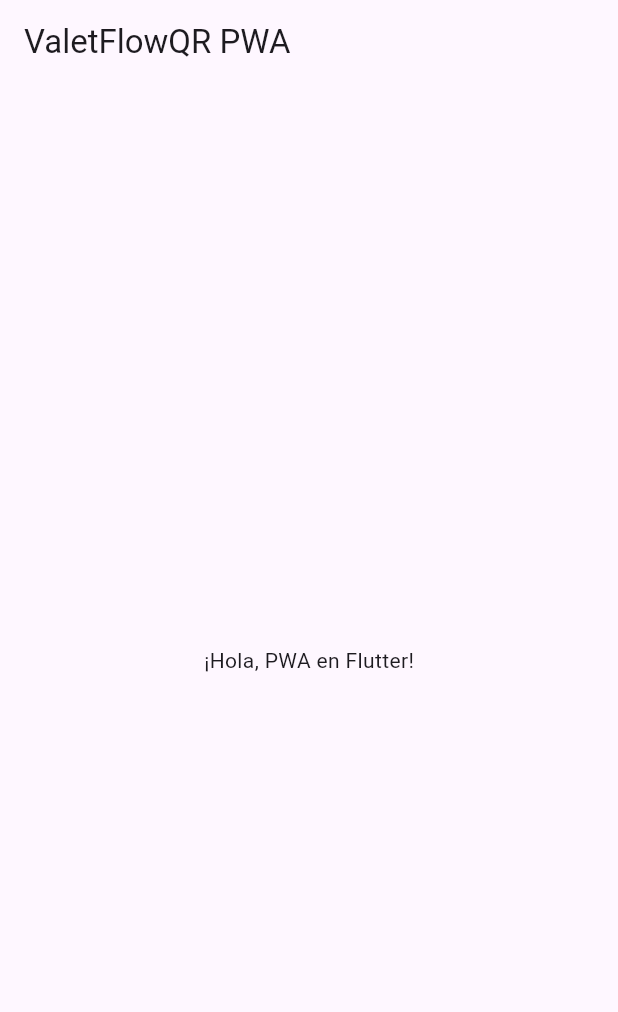
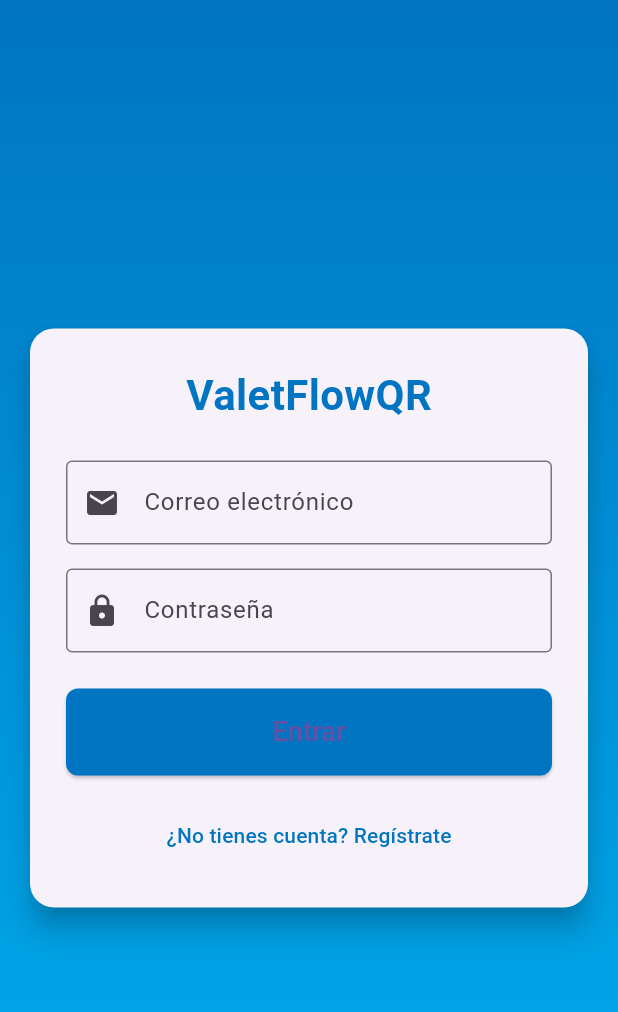
Before and after one commit to ValetFlowQR/valetFlowQR, a Flutter app: the screen it shows after launch, on a phone screen of 412 x 824 dp. Shown: the top 1012 px of the screen. Run offline on Flutter 3.47's test engine with Material 3 defaults, Android fonts, the phone set to English and light mode, and no system bars; our stand-ins replace cloud_firestore, firebase_auth, firebase_core; accounts and stored records are empty.

Commit message:
feat(pwa): diseño y funcionalidad inicial de ValetFlowQR - Pantalla de login con validación de errores - Pantalla de registro - Home con recuadros estilizados y navegación - Preparación para service worker y PWA offline

```diff
--- a/apps/valet_pwa/lib/main.dart
+++ b/apps/valet_pwa/lib/main.dart
@@ -1,27 +1,38 @@
 import 'package:flutter/material.dart';
+import 'package:firebase_core/firebase_core.dart';
+import 'firebase_options.dart';
+import 'screens/login_screen.dart';
+import 'screens/register_screen.dart';
+import 'screens/home_screen.dart';
+import 'screens/request_valet_screen.dart';
+import 'screens/service_status_screen.dart';
+import 'screens/history_screen.dart';
+import 'screens/settings_screen.dart';
 
-void main() {
-  runApp(const MyApp());
+void main() async {
+  WidgetsFlutterBinding.ensureInitialized();
+  await Firebase.initializeApp(
+    options: DefaultFirebaseOptions.currentPlatform,
+  );
+  runApp(ValetFlowQRApp());
 }
 
-class MyApp extends StatelessWidget {
-  const MyApp({super.key});
-
+class ValetFlowQRApp extends StatelessWidget {
   @override
   Widget build(BuildContext context) {
     return MaterialApp(
-      title: 'Valet PWA',
-      theme: ThemeData(
-        primarySwatch: Colors.blue,
-      ),
-      home: Scaffold(
-        appBar: AppBar(
-          title: const Text('ValetFlowQR PWA'),
-        ),
-        body: const Center(
-          child: Text('¡Hola, PWA en Flutter!'),
-        ),
-      ),
+      title: 'ValetFlowQR PWA',
+      theme: ThemeData(primarySwatch: Colors.blue),
+      initialRoute: '/login',
+      routes: {
+        '/login': (context) => LoginScreen(),
+        '/register': (context) => RegisterScreen(),
+        '/home': (context) => HomeScreen(),
+        '/request_valet': (context) => RequestValetScreen(),
+        '/service_status': (context) => ServiceStatusScreen(),
+        '/history': (context) => HistoryScreen(),
+        '/settings': (context) => SettingsScreen(),
+      },
     );
   }
 }
--- /dev/null
+++ b/apps/valet_pwa/lib/screens/login_screen.dart
@@ -0,0 +1,144 @@
+import 'package:flutter/material.dart';
+import 'package:firebase_auth/firebase_auth.dart';
+import '../services/auth_service.dart';
+
+class LoginScreen extends StatefulWidget {
+  const LoginScreen({super.key});
+
+  @override
+  State<LoginScreen> createState() => _LoginScreenState();
+}
+
+class _LoginScreenState extends State<LoginScreen> {
+  final _authService = AuthService();
+  final _emailController = TextEditingController();
+  final _passwordController = TextEditingController();
+  String _errorMessage = '';
+
+  Future<void> _login() async {
+    setState(() => _errorMessage = '');
+    try {
+      await _authService.login(
+        _emailController.text,
+        _passwordController.text,
+      );
+      if (mounted) {
+        Navigator.pushReplacementNamed(context, '/home');
+      }
+    } on FirebaseAuthException catch (e) {
+      if (e.code == 'user-not-found') {
+        setState(() => _errorMessage = 'No existe una cuenta con ese correo.');
+      } else if (e.code == 'wrong-password') {
+        setState(() => _errorMessage = 'Contraseña incorrecta.');
+      } else if (e.code == 'invalid-email') {
+        setState(() => _errorMessage = 'El correo no es válido.');
+      } else {
+        setState(() => _errorMessage = 'Error: ${e.message}');
+      }
+    } catch (e) {
+      setState(() => _errorMessage = 'Error inesperado: $e');
+    }
+  }
+
+  @override
+  Widget build(BuildContext context) {
+    return Scaffold(
+      body: Container(
+        decoration: const BoxDecoration(
+          gradient: LinearGradient(
+            colors: [Color(0xFF0175C2), Color(0xFF00AEEF)],
+            begin: Alignment.topCenter,
+            end: Alignment.bottomCenter,
+          ),
+        ),
+        child: Center(
+          child: SingleChildScrollView(
+            padding: const EdgeInsets.all(16.0),
+            child: ConstrainedBox(
+              constraints: const BoxConstraints(maxWidth: 400),
+              child: Card(
+                shape: RoundedRectangleBorder(
+                  borderRadius: BorderRadius.circular(16),
+                ),
+                elevation: 8,
+                child: Padding(
+                  padding: const EdgeInsets.all(24.0),
+                  child: Column(
+                    mainAxisSize: MainAxisSize.min,
+                    children: [
+                      const Text(
+                        'ValetFlowQR',
+                        style: TextStyle(
+                          fontSize: 28,
+                          fontWeight: FontWeight.bold,
+                          color: Color(0xFF0175C2),
+                        ),
+                      ),
+                      const SizedBox(height: 24),
+                      TextField(
+                        controller: _emailController,
+                        decoration: const InputDecoration(
+                          labelText: 'Correo electrónico',
+                          border: OutlineInputBorder(),
+                          prefixIcon: Icon(Icons.email),
+                        ),
+                      ),
+                      const SizedBox(height: 16),
+                      TextField(
+                        controller: _passwordController,
+                        decoration: const InputDecoration(
+                          labelText: 'Contraseña',
+                          border: OutlineInputBorder(),
+                          prefixIcon: Icon(Icons.lock),
+                        ),
+                        obscureText: true,
+                      ),
+                      const SizedBox(height: 24),
+                      SizedBox(
+                        width: double.infinity,
+                        child: ElevatedButton(
+                          onPressed: _login,
+                          style: ElevatedButton.styleFrom(
+                            padding: const EdgeInsets.symmetric(vertical: 16),
+                            shape: RoundedRectangleBorder(
+                              borderRadius: BorderRadius.circular(8),
+                            ),
+                            backgroundColor: const Color(0xFF0175C2),
+                          ),
+                          child: const Text(
+                            'Entrar',
+                            style: TextStyle(fontSize: 18),
+                          ),
+                        ),
+                      ),
+                      const SizedBox(height: 16),
+                      TextButton(
+                        onPressed: () {
+                          Navigator.pushNamed(context, '/register');
+                        },
+                        child: const Text(
+                          '¿No tienes cuenta? Regístrate',
+                          style: TextStyle(color: Color(0xFF0175C2)),
+                        ),
+                      ),
+                      if (_errorMessage.isNotEmpty)
+                        Padding(
+                          padding: const EdgeInsets.only(top: 12.0),
+                          child: Text(
+                            _errorMessage,
+                            style: const TextStyle(
+                                color: Colors.red, fontWeight: FontWeight.bold),
+                            textAlign: TextAlign.center,
+                          ),
+                        ),
+                    ],
+                  ),
+                ),
+              ),
+            ),
+          ),
+        ),
+      ),
+    );
+  }
+}
```
Also changed, not shown: apps/valet_pwa/lib/screens/history_screen.dart (added, +15 -0 lines), apps/valet_pwa/lib/screens/home_screen.dart (added, +88 -0 lines), apps/valet_pwa/lib/screens/register_screen.dart (added, +133 -0 lines), apps/valet_pwa/lib/screens/request_valet_screen.dart (added, +15 -0 lines), apps/valet_pwa/lib/screens/service_status_screen.dart (added, +15 -0 lines), apps/valet_pwa/lib/screens/settings_screen.dart (added, +15 -0 lines), apps/valet_pwa/lib/services/auth_service.dart (added, +29 -0 lines), apps/valet_pwa/firebase.json (added), apps/valet_pwa/lib/firebase_options.dart (added), apps/valet_pwa/lib/models/service_model.dart (added), apps/valet_pwa/lib/models/user_model.dart (added), apps/valet_pwa/lib/providers/user_provider.dart (added), apps/valet_pwa/lib/services/firestore_service.dart (added), apps/valet_pwa/lib/services/messaging_service.dart (added), 5 more files, 4 other files.
